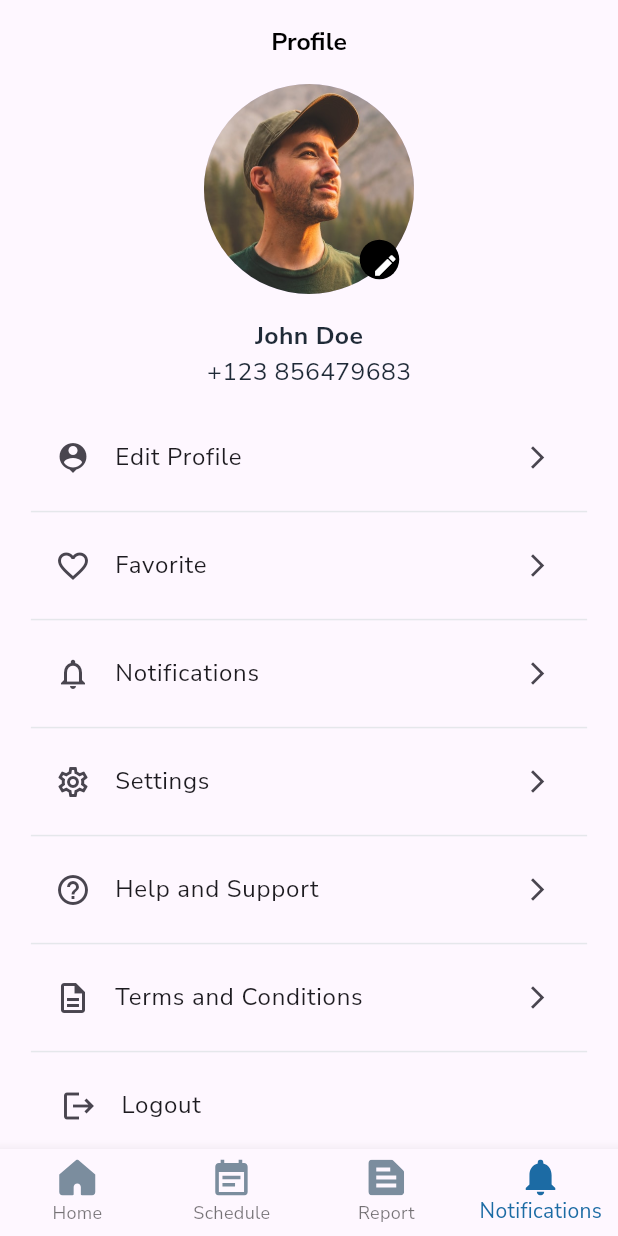
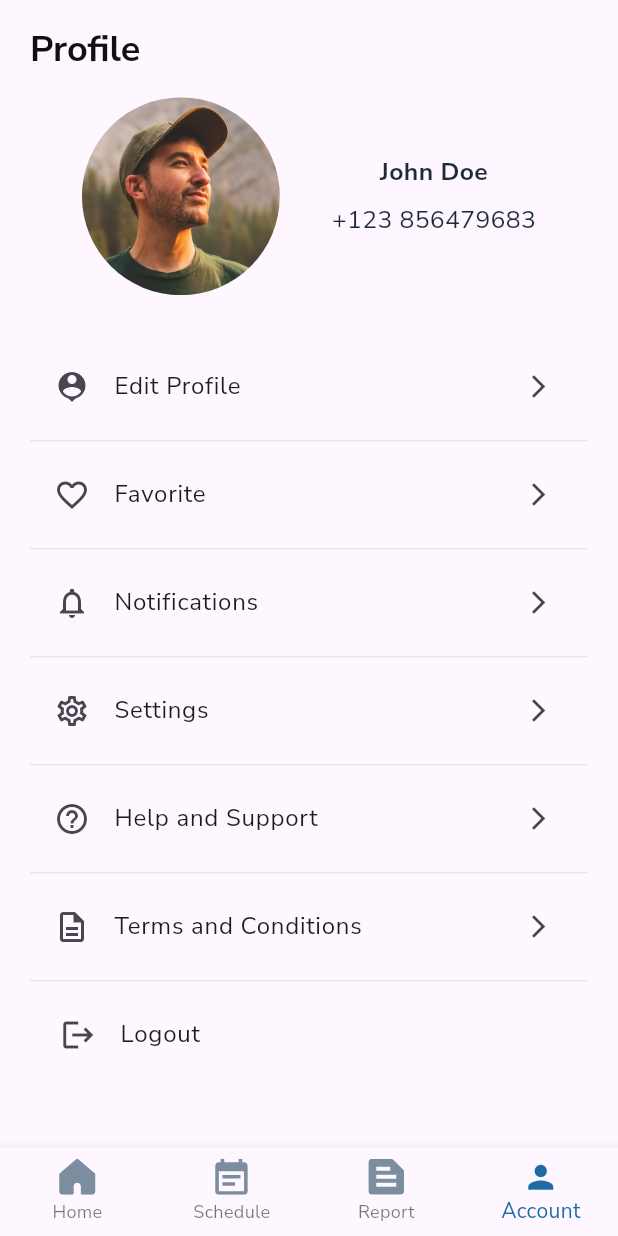
Before and after one commit to aryamanshrivastava/Medical-App-UI, a Flutter app: the screen it shows after launch, item 4 of the bottom bar chosen, on a phone screen of 412 x 824 dp. Run offline on Flutter 3.47's test engine with Material 3 defaults, Android fonts, the phone set to English and light mode, and no system bars; our stand-ins replace animate_do, flutter_svg, google_fonts.

Commit message:
view done

```diff
--- a/lib/component/bottom_bar.dart
+++ b/lib/component/bottom_bar.dart
@@ -74,15 +74,13 @@ class _BottomBarState extends State<BottomBar> {
             label: 'Report',
           ),
           BottomNavigationBarItem(
-            activeIcon: SvgPicture.asset(
-              AppStyle.notificationsIcon,
-              colorFilter: const ColorFilter.mode(
-                AppStyle.primarySwatch,
-                BlendMode.srcIn,
-              ),
+            activeIcon: Icon(
+              size: 25,
+              Icons.person,
+              color: AppStyle.primarySwatch,
             ),
-            icon: SvgPicture.asset(AppStyle.notificationsIcon),
-            label: 'Notifications',
+            icon: Icon(Icons.person, size: 25),
+            label: 'Account',
           ),
         ],
         currentIndex: selectedIndex,
--- a/lib/style/app_style.dart
+++ b/lib/style/app_style.dart
@@ -17,6 +17,7 @@ class AppStyle {
   static const String eventIcon = "assets/icons/event_note.svg";
   static const String reportIcon = "assets/icons/report.svg";
   static const String notificationsIcon = "assets/icons/notifications.svg";
+  static const String profileIcon = "assets/icons/profile.svg";
 // App Colors
   static const primarySwatch = Color(0xff1C6BA4);
   static const inputFillColor = Color(0xffEEF6FC);
--- a/lib/views/profile.dart
+++ b/lib/views/profile.dart
@@ -20,59 +20,38 @@ class _ProfileViewState extends State<ProfileView> {
     double w = MediaQuery.of(context).size.width;
     return SafeArea(
       child: Scaffold(
-        appBar: AppBar(
-          centerTitle: true,
-          title: Text(
+        body: Padding(
+          padding: const EdgeInsets.only(left: 20.0, top: 0, right: 20),
+          child: Column(
+            crossAxisAlignment: CrossAxisAlignment.start,
+            children: [
+              SizedBox(
+                height: h * 0.02,
+              ),
+              FadeInDown(
+                child: Text(
                   'Profile',
-            style: TextStyle(
-              fontSize: h * 0.02,
-              fontWeight: FontWeight.bold,
-              color: Colors.black,
-            ),
-          ),
-        ),
-        body: Column(
-          crossAxisAlignment: CrossAxisAlignment.center,
-          children: [
-            FadeInDown(
-              child: Center(
-                child: Stack(
-                  alignment: Alignment.bottomRight,
-                  children: [
-                    CircleAvatar(
-                      radius: h * 0.085,
-                      backgroundImage: AssetImage(AppStyle.profile),
-                    ),
-                    Padding(
-                      padding: EdgeInsets.all(h * 0.012),
-                      child: Container(
-                        height: h * 0.032,
-                        width: h * 0.032,
-                        decoration: BoxDecoration(
-                          borderRadius: BorderRadius.circular(50),
-                          color: Colors.black,
-                        ),
-                        child: Center(
-                          child: IconButton(
-                            icon: const Icon(
-                              Icons.edit,
-                              color: Colors.white,
-                              size: 18,
-                            ),
-                            onPressed: () {},
-                          ),
-                        ),
-                      ),
-                    ),
-                  ],
-                ),
+                  style: Theme.of(context)
+                      .textTheme
+                      .headlineSmall!
+                      .copyWith(fontWeight: FontWeight.w700),
                 ),
               ),
               SizedBox(
                 height: h * 0.02,
               ),
-            FadeInDown(
-              child: Text(
+              FadeInLeft(
+                child: Row(
+                  mainAxisAlignment: MainAxisAlignment.spaceEvenly,
+                  children: [
+                    CircleAvatar(
+                      radius: h * 0.08,
+                      backgroundImage: AssetImage(AppStyle.profile),
+                    ),
+                    Column(
+                      crossAxisAlignment: CrossAxisAlignment.center,
+                      children: [
+                        Text(
                           'John Doe',
                           style: TextStyle(
                             fontSize: h * 0.02,
@@ -80,18 +59,23 @@ class _ProfileViewState extends State<ProfileView> {
                             color: const Color(0xff1F2A37),
                           ),
                         ),
+                        SizedBox(
+                          height: h * 0.01,
                         ),
-            FadeInDown(
-              child: Text(
+                        Text(
                           '+123 856479683',
                           style: TextStyle(
                             fontSize: h * 0.02,
                             color: const Color(0xff1F2A37),
                           ),
                         ),
+                      ],
+                    )
+                  ],
+                ),
               ),
               SizedBox(
-              height: h * 0.02,
+                height: h * 0.04,
               ),
               FadeInUp(
                 duration: Duration(milliseconds: 1000),
@@ -99,9 +83,7 @@ class _ProfileViewState extends State<ProfileView> {
                   itemCount: profile.length,
                   shrinkWrap: true,
                   itemBuilder: (context, index) {
-                  return Padding(
-                    padding: EdgeInsets.symmetric(horizontal: w * 0.05),
-                    child: Column(
+                    return Column(
                       children: [
                         ListTile(
                           leading: Icon(profile[index].icon),
@@ -117,7 +99,6 @@ class _ProfileViewState extends State<ProfileView> {
                           thickness: 1,
                         ),
                       ],
-                    ),
                     );
                   },
                 ),
@@ -127,7 +108,7 @@ class _ProfileViewState extends State<ProfileView> {
                 child: GestureDetector(
                   onTap: () {},
                   child: Padding(
-                  padding: EdgeInsets.symmetric(horizontal: w * 0.06),
+                    padding: EdgeInsets.symmetric(horizontal: w * 0.01),
                     child: ListTile(
                       leading: Icon(Icons.logout),
                       title: Text('Logout'),
@@ -138,6 +119,7 @@ class _ProfileViewState extends State<ProfileView> {
             ],
           ),
         ),
+      ),
     );
   }
 }
```
Also changed, not shown: lib/data/data.dart (+5 -5 lines), lib/views/home.dart (+12 -11 lines), lib/views/report.dart (+4 -3 lines), lib/views/schedule.dart (+81 -5 lines), lib/widgets/schedule_widget.dart (+8 -7 lines), lib/widgets/user_info.dart (+12 -6 lines), assets/icons/profile.svg (added). Lines whose indentation alone changed are shown as unchanged.
